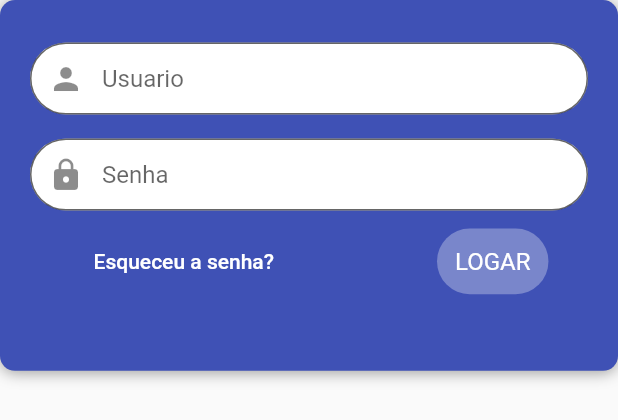
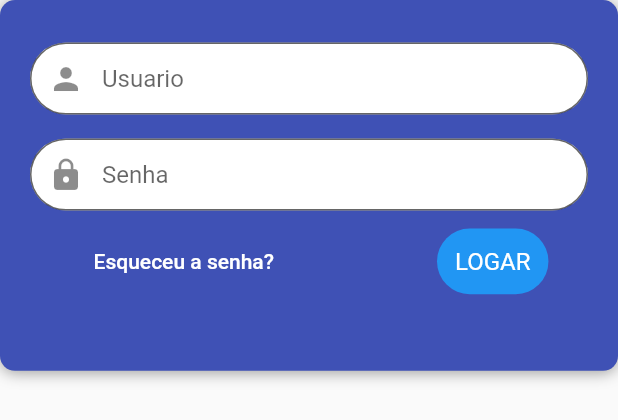
Before and after one commit to eduardoazvd17/help_market_flutter, a Flutter app: the LoginForm widget shown alone on an empty page, opened directly, on a phone screen of 412 x 824 dp. Shown: the top 420 px of the screen. Run offline on Flutter 3.47's test engine with Material 2 defaults, Android fonts, the phone set to English and light mode, and no system bars; network calls fail.

Commit message:
alteracao na cor do btn login.

```diff
--- a/lib/componentes/login_form.dart
+++ b/lib/componentes/login_form.dart
@@ -68,7 +68,7 @@ class LoginForm extends StatelessWidget {
                     ),
                   ),
                   BtnLoginForm(
-                    cor: Colors.indigo[300],
+                    cor: ThemeData().primaryColor,
                     funcao: () {},
                   ),
                 ],
```
